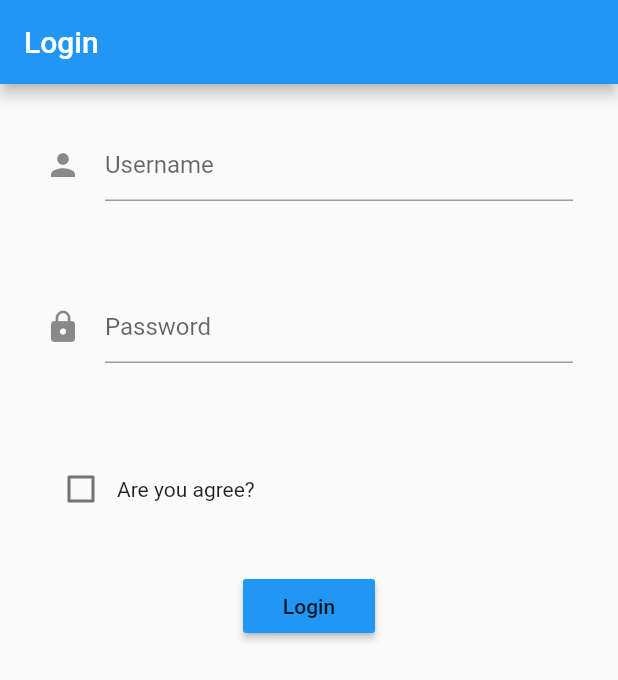
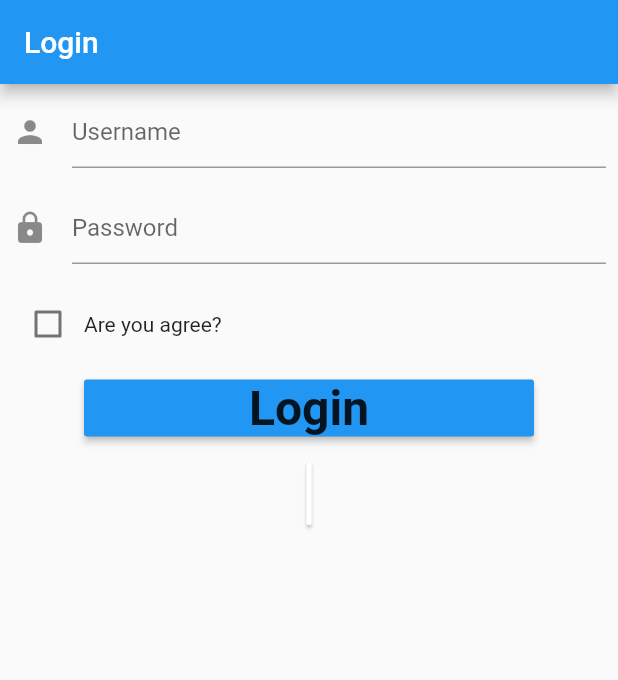
Before and after one commit to Puthy-Ouk/Basiclogin, a Flutter app: the screen it shows after launch, on a phone screen of 412 x 824 dp. Shown: the top 680 px of the screen. Run offline on Flutter 3.47's test engine with Material 2 defaults, Android fonts, the phone set to English and light mode, and no system bars.

Commit message:
Basic login in flutter

```diff
--- a/lib/main.dart
+++ b/lib/main.dart
@@ -13,6 +13,7 @@ class _LoginState extends State<Login> {
       _isChecked = check;
     });
   }
+
 
 
   String _name = " ";
@@ -53,8 +54,9 @@ class _LoginState extends State<Login> {
         ),
         body: Column(
           children: <Widget>[
-            Container(
-              padding: EdgeInsets.all(30.0),
+            Padding(
+              padding: const EdgeInsets.all(8.0),
+              child: Container(
                child: Center(
                  child: TextField(
                    decoration: InputDecoration(
@@ -67,9 +69,11 @@ class _LoginState extends State<Login> {
                  ),
                ),
               ),
+            ),
 
-            Container(
-              padding: EdgeInsets.all(30.0),
+            Padding(
+              padding: const EdgeInsets.all(8.0),
+              child: Container(
                child: Center(
                  child: TextField(
                    decoration: InputDecoration(
@@ -82,9 +86,11 @@ class _LoginState extends State<Login> {
                  ),
                ),
               ),
+            ),
 
-            Container(
-              padding: EdgeInsets.all(30.0),
+            Padding(
+              padding: const EdgeInsets.all(8.0),
+              child: Container(
                  child: Row(
                   children: <Widget>[
                   Container(
@@ -99,27 +105,28 @@ class _LoginState extends State<Login> {
                   ],
                  ),
               ),
-
+            ),
 
             Container(
-             child: Row(
-               mainAxisAlignment: MainAxisAlignment.center,
-               children: <Widget>[
-                 Container(
-                   child: Center(
+              width: 300.0,
               child: RaisedButton(
-                       child: Text("Login"),
+                child: Text("Login",style: TextStyle(fontSize: 32.0,
+                fontWeight: FontWeight.bold,
+                ),),
                 onPressed: ()=> results(_result),
                 color: Colors.blue,
                ),
             ),
+
+
+            Padding(
+              padding: const EdgeInsets.all(8.0),
+              child: Container(
+                height: 50.0,
+                child:Card(
+                  child: Text(_result),
+                )
               ),
-               ],
-             ),
-            ),
-
-            Container(
-              child: Text(_result),
             ),
 
           ],
```
Also changed, not shown: 1 other file. Lines whose indentation alone changed are shown as unchanged.
